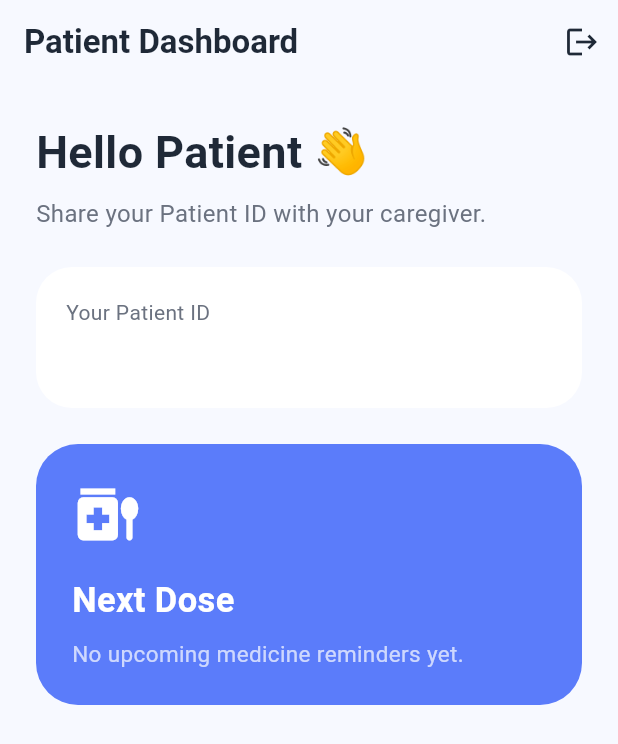
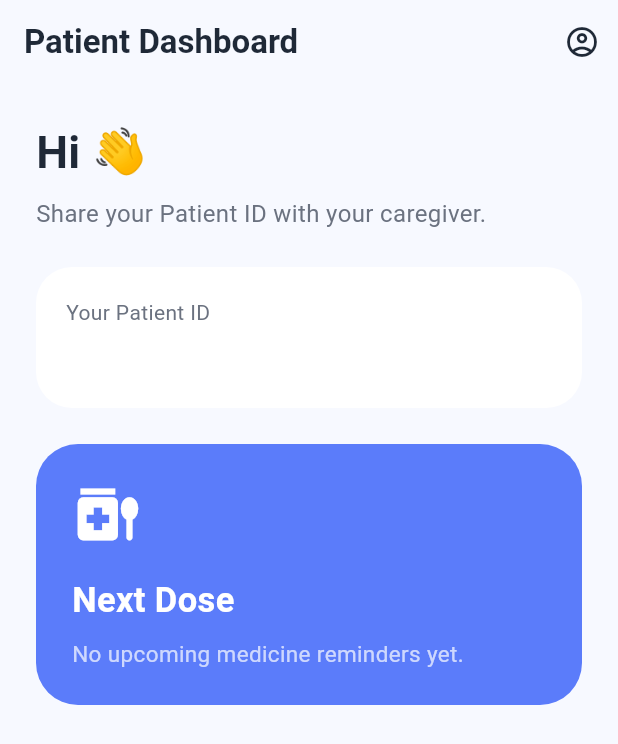
Before and after one commit to jacinthehazzouri/mobile-project, a Flutter app: the PatientDashboardView screen opened directly, on a phone screen of 412 x 824 dp. Shown: the top 744 px of the screen. Run offline on Flutter 3.47's test engine with Material 3 defaults, Android fonts, the light colour scheme and no system bars; our stand-ins replace shared_preferences, supabase_flutter; accounts and stored records are empty; network calls fail; Roboto replaces fonts that are missing (Arial).

Commit message:
Added profile management and profile editing

```diff
--- a/lib/views/patient_dashboard_view.dart
+++ b/lib/views/patient_dashboard_view.dart
@@ -4,6 +4,7 @@ import 'package:supabase_flutter/supabase_flutter.dart';
 
 import '../theme/app_theme.dart';
 import 'login_view.dart';
+import 'manage_profile_view.dart';
 
 class PatientDashboardView extends StatelessWidget {
   const PatientDashboardView({super.key});
@@ -41,6 +42,75 @@ class PatientDashboardView extends StatelessWidget {
     }
   }
 
+  Future<Map<String, dynamic>> getProfile() async {
+    final userId = Supabase.instance.client.auth.currentUser!.id;
+
+    return await Supabase.instance.client
+        .from('profiles')
+        .select('name')
+        .eq('id', userId)
+        .single();
+  }
+
+  Drawer profileDrawer(BuildContext context) {
+    return Drawer(
+      child: SafeArea(
+        child: Column(
+          children: [
+            const SizedBox(height: 24),
+            const CircleAvatar(
+              radius: 42,
+              backgroundColor: AppTheme.primary,
+              child: Icon(Icons.person, size: 46, color: Colors.white),
+            ),
+            const SizedBox(height: 16),
+            const Text(
+              'Profile',
+              style: TextStyle(
+                fontSize: 22,
+                fontWeight: FontWeight.bold,
+                color: AppTheme.textDark,
+              ),
+            ),
+            const SizedBox(height: 30),
+
+            ListTile(
+              leading: const Icon(Icons.manage_accounts_outlined),
+              title: const Text('Manage Profile Info'),
+              onTap: () {
+                Navigator.pop(context);
+                Navigator.push(
+                  context,
+                  MaterialPageRoute(
+                    builder: (_) => const ManageProfileView(),
+                  ),
+                );
+              },
+            ),
+
+            const Spacer(),
+
+            Padding(
+              padding: const EdgeInsets.all(20),
+              child: SizedBox(
+                width: double.infinity,
+                height: 50,
+                child: ElevatedButton.icon(
+                  icon: const Icon(Icons.logout),
+                  label: const Text('Sign Out'),
+                  onPressed: () {
+                    Navigator.pop(context);
+                    logout(context);
+                  },
+                ),
+              ),
+            ),
+          ],
+        ),
+      ),
+    );
+  }
+
   @override
   Widget build(BuildContext context) {
     final patientId =
@@ -51,34 +121,46 @@ class PatientDashboardView extends StatelessWidget {
       appBar: AppBar(
         title: const Text('Patient Dashboard'),
         actions: [
-          IconButton(
-            icon: const Icon(Icons.logout),
-            onPressed: () => logout(context),
+          Builder(
+            builder: (context) {
+              return IconButton(
+                icon: const Icon(Icons.account_circle_outlined),
+                onPressed: () {
+                  Scaffold.of(context).openEndDrawer();
+                },
+              );
+            },
           ),
         ],
       ),
+      endDrawer: profileDrawer(context),
       body: SingleChildScrollView(
         padding: const EdgeInsets.all(24),
         child: Column(
           crossAxisAlignment: CrossAxisAlignment.start,
           children: [
-            const Text(
-              'Hello Patient 👋',
-              style: TextStyle(
-                fontSize: 30,
-                fontWeight: FontWeight.bold,
-                color: AppTheme.textDark,
-              ),
+            FutureBuilder<Map<String, dynamic>>(
+              future: getProfile(),
+              builder: (context, snapshot) {
+                final name =
+                snapshot.hasData ? snapshot.data!['name'] : '';
+
+                return Text(
+                  name == '' ? 'Hi 👋' : 'Hi $name 👋',
+                  style: const TextStyle(
+                    fontSize: 30,
+                    fontWeight: FontWeight.bold,
+                    color: AppTheme.textDark,
+                  ),
+                );
+              },
             ),
 
             const SizedBox(height: 8),
 
             const Text(
               'Share your Patient ID with your caregiver.',
-              style: TextStyle(
-                color: AppTheme.textLight,
-                fontSize: 16,
-              ),
+              style: TextStyle(color: AppTheme.textLight, fontSize: 16),
             ),
 
             const SizedBox(height: 24),
@@ -95,10 +177,7 @@ class PatientDashboardView extends StatelessWidget {
                 children: [
                   const Text(
                     'Your Patient ID',
-                    style: TextStyle(
-                      color: AppTheme.textLight,
-                      fontSize: 14,
-                    ),
+                    style: TextStyle(color: AppTheme.textLight, fontSize: 14),
                   ),
                   const SizedBox(height: 8),
                   SelectableText(
@@ -138,10 +217,7 @@ class PatientDashboardView extends StatelessWidget {
                   SizedBox(height: 8),
                   Text(
                     'No upcoming medicine reminders yet.',
-                    style: TextStyle(
-                      color: Colors.white70,
-                      fontSize: 15,
-                    ),
+                    style: TextStyle(color: Colors.white70, fontSize: 15),
                   ),
                 ],
               ),
```
Also changed, not shown: lib/views/caregiver_dashboard_view.dart (+101 -27 lines), lib/views/manage_profile_view.dart (added, +186 -0 lines).
